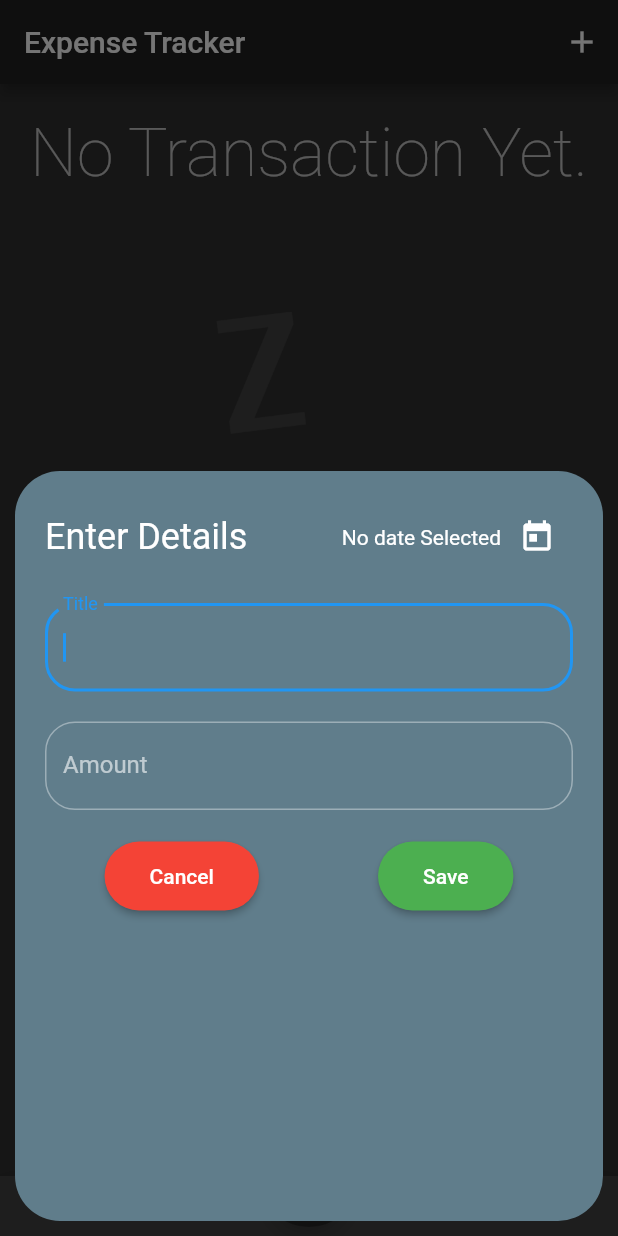
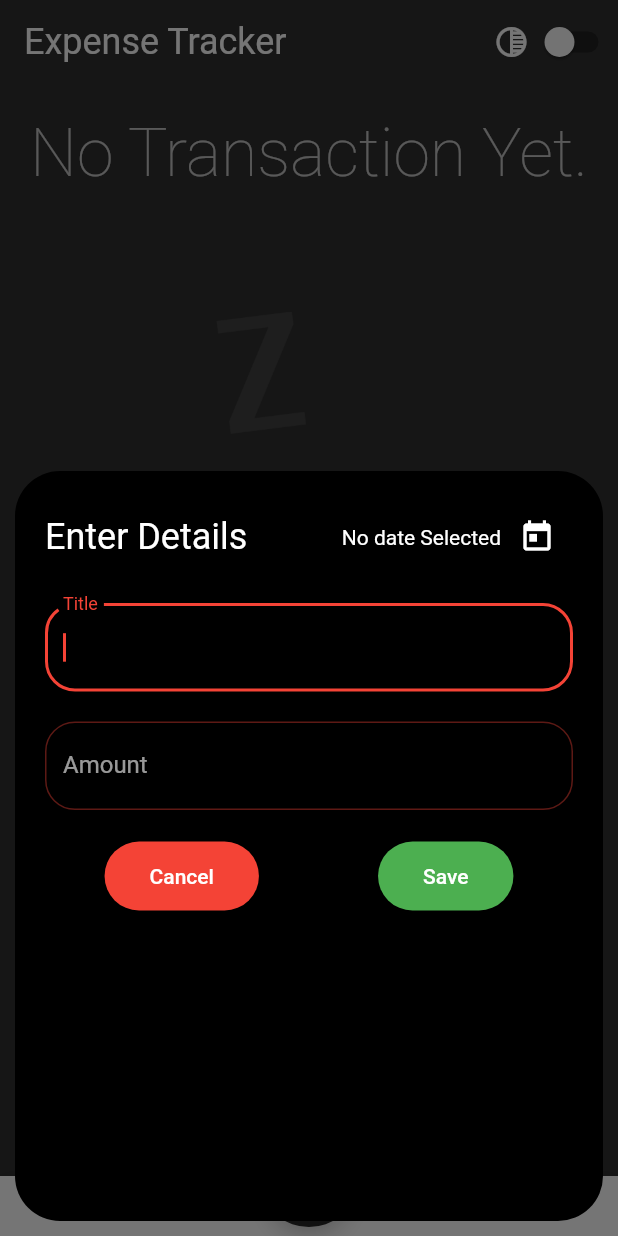
Before and after one commit to SPARSHAGGARWAL17/Flutter, a Flutter app: the screen it shows after launch, after a tap on the "add" icon, on a phone screen of 412 x 824 dp. Run offline on Flutter 3.47's test engine with Material 2 defaults, Android fonts, the phone set to English and light mode, and no system bars; our stand-ins replace firebase_auth, numberpicker; accounts and stored records are empty.

Commit message:
tracker app darkmode

```diff
--- a/expense_tracker/lib/chart.dart
+++ b/expense_tracker/lib/chart.dart
@@ -52,7 +52,7 @@ class Chart extends StatelessWidget {
                   alignment: Alignment.bottomCenter,
                   child: Container(
                     decoration: BoxDecoration(
-                        color: Colors.white,
+                        color: Colors.red,
                         borderRadius: BorderRadius.circular(20)),
                   ),
                   heightFactor: (value["amount"] as double) / totalSpend,
--- a/expense_tracker/lib/landing.dart
+++ b/expense_tracker/lib/landing.dart
@@ -2,11 +2,15 @@ import 'package:expense_tracker/export.dart';
 import 'package:flutter/material.dart';
 
 class LandingPage extends StatefulWidget {
+  final Function change;
+  final bool theme;
+  LandingPage({this.change, this.theme});
   @override
   _LandingPageState createState() => _LandingPageState();
 }
 
 class _LandingPageState extends State<LandingPage> {
+  bool theme = false;
   List<Transaction> _userTransaction = [];
 
   List<Transaction> get recentTransaction {
@@ -46,7 +50,7 @@ class _LandingPageState extends State<LandingPage> {
             ),
             margin: EdgeInsets.all(10),
             decoration: BoxDecoration(
-                color: Colors.blueGrey,
+                color: Theme.of(context).cardColor,
                 borderRadius: BorderRadius.circular(30)),
           );
         });
@@ -67,14 +71,29 @@ class _LandingPageState extends State<LandingPage> {
         child: Padding(padding: EdgeInsets.all(20)),
       ),
       appBar: AppBar(
-        title: Text('Expense Tracker'),
+        elevation: 0,
+        title: Text(
+          'Expense Tracker',
+          style: Theme.of(context).textTheme.headline5,
+        ),
+        backgroundColor: Theme.of(context).canvasColor,
         automaticallyImplyLeading: false,
         actions: [
-          IconButton(
-              icon: Icon(Icons.add),
-              onPressed: () {
-                _addTransaction(context);
-              })
+          Row(
+            children: [
+              Icon(
+                widget.theme ? Icons.wb_sunny : Icons.tonality,
+                color: Theme.of(context).colorScheme.primaryVariant,
+              ),
+              Switch(
+                  value: widget.theme,
+                  onChanged: (value) {
+                    setState(() {
+                      widget.change(value);
+                    });
+                  }),
+            ],
+          ),
         ],
       ),
       body: SafeArea(
--- a/expense_tracker/lib/main.dart
+++ b/expense_tracker/lib/main.dart
@@ -1,14 +1,37 @@
 import 'package:flutter/material.dart';
 import 'export.dart';
 
-void main() => runApp(MyApp());
+void main() {
+  runApp(MyApp());
+}
 
-class MyApp extends StatelessWidget {
+class MyApp extends StatefulWidget {
+  @override
+  _MyAppState createState() => _MyAppState();
+}
+
+class _MyAppState extends State<MyApp> {
+  bool theme = false;
+  void change(bool value) {
+    setState(() {
+      theme = value;
+    });
+  }
+
+  @override
+  void initState() {
+    super.initState();
+  }
+
   @override
   Widget build(BuildContext context) {
     return MaterialApp(
-      theme: ThemeData.dark(),
-      home: LandingPage(),
+      debugShowCheckedModeBanner: false,
+      theme: theme ? themeLight : themeDark,
+      home: LandingPage(
+        change: change,
+        theme: theme,
+      ),
     );
   }
 }
--- a/expense_tracker/lib/model.dart
+++ b/expense_tracker/lib/model.dart
@@ -1,3 +1,6 @@
+import 'package:flutter/material.dart';
+import 'export.dart';
+
 class Transaction {
   String title;
   String id;
@@ -5,3 +8,49 @@ class Transaction {
   double amount;
   Transaction({this.amount, this.date, this.id, this.title});
 }
+
+ThemeData themeLight = ThemeData.light().copyWith(
+  primaryColor: Colors.red,
+  colorScheme: ColorScheme(
+    primary: Colors.red,
+    primaryVariant: Colors.black,
+    secondary: Colors.grey,
+    secondaryVariant: Colors.blueGrey,
+    background: Colors.white,
+    onBackground: Colors.white,
+    onError: Colors.yellow,
+    brightness: Brightness.light,
+    onSecondary: Colors.white,
+    surface: Colors.white,
+    onSurface: Colors.red,
+    onPrimary: Colors.white,
+    error: Colors.yellow,
+  ),
+  cardColor: Colors.white,
+  floatingActionButtonTheme: FloatingActionButtonThemeData(
+    backgroundColor: Colors.red,
+  ),
+);
+
+ThemeData themeDark = ThemeData.dark().copyWith(
+  primaryColor: Colors.red,
+  colorScheme: ColorScheme(
+    primary: Colors.red,
+    primaryVariant: Colors.white,
+    secondary: Colors.grey,
+    secondaryVariant: Colors.blueGrey,
+    background: Colors.white,
+    onBackground: Colors.white,
+    onError: Colors.yellow,
+    brightness: Brightness.light,
+    onSecondary: Colors.black,
+    surface: Colors.black,
+    onSurface: Colors.red,
+    onPrimary: Colors.white,
+    error: Colors.yellow,
+  ),
+  cardColor: Colors.black,
+  floatingActionButtonTheme: FloatingActionButtonThemeData(
+    backgroundColor: Colors.red,
+  ),
+);
```
